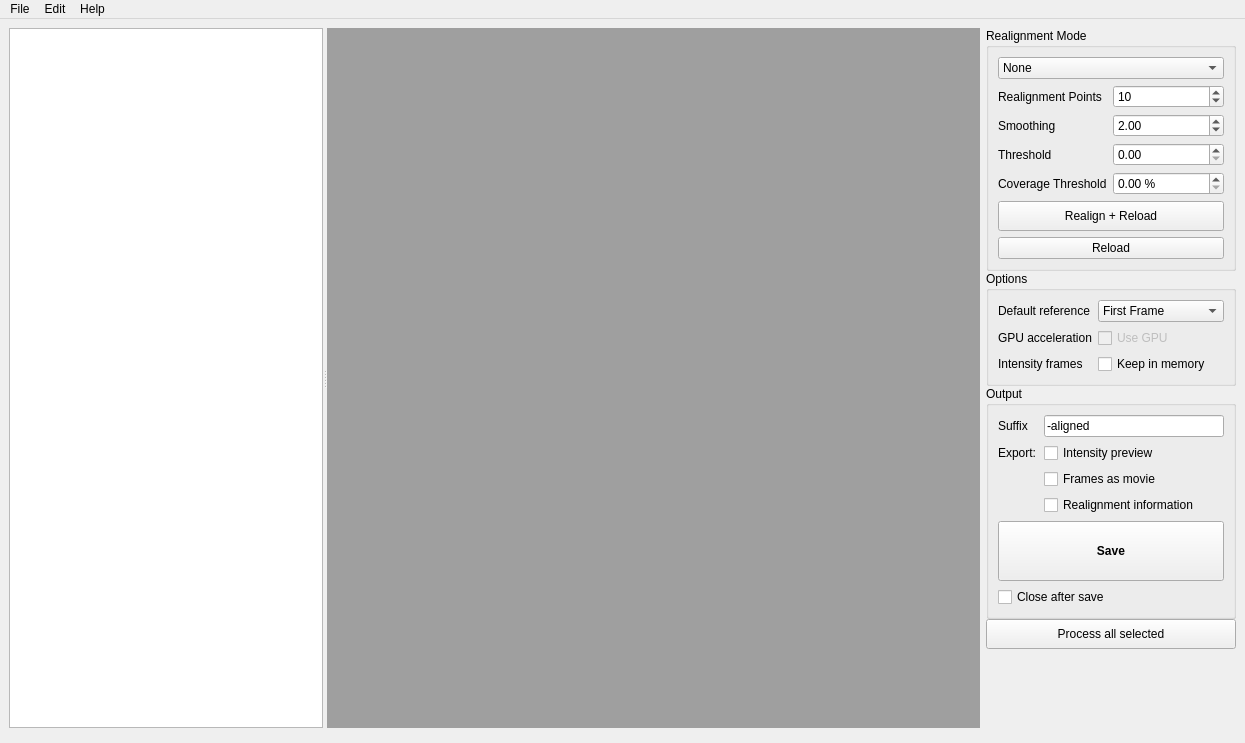
First picture: the form in Source/flim-ui/RealignmentStudio.ui, repository flimfit/Galene, before the edit.
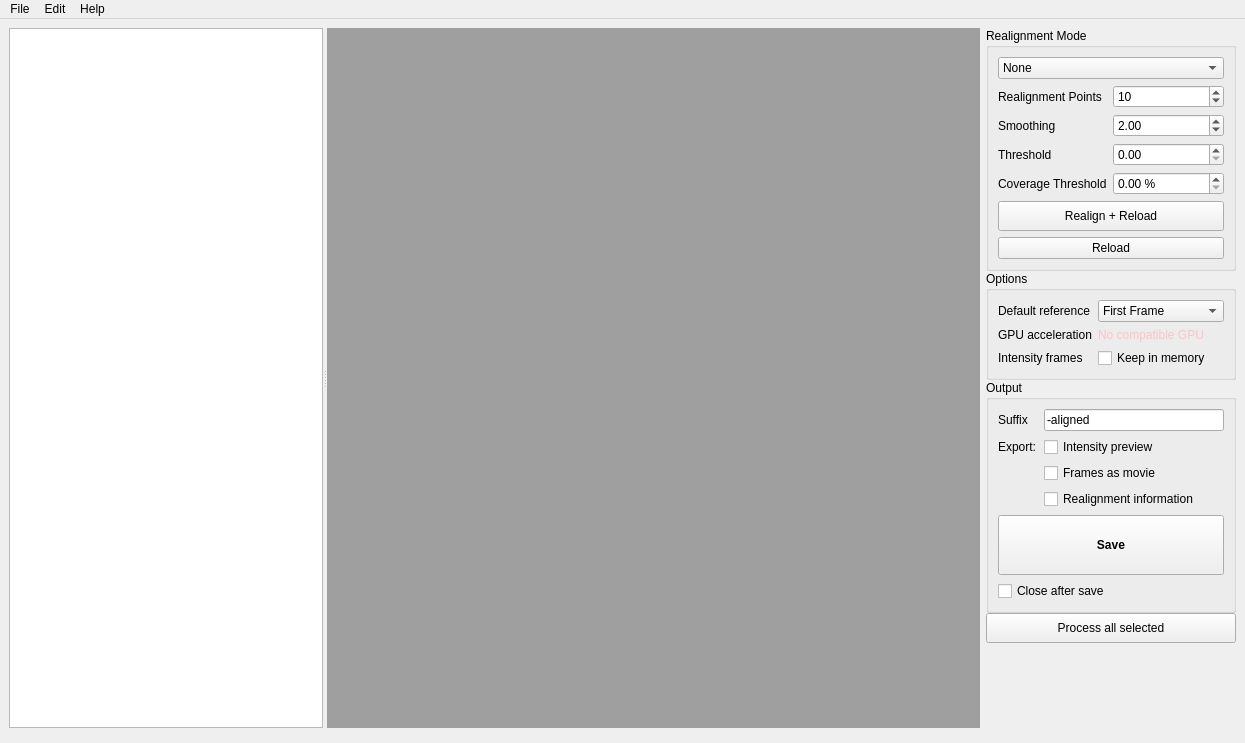
Second picture: the form after the edit. Custom widgets are drawn as their Qt base class.

Commit message: Provide more explicit feedback about GPU status Prompts user to download new driver if needed

Diff of the .ui file:
```diff
--- a/Source/flim-ui/RealignmentStudio.ui
+++ b/Source/flim-ui/RealignmentStudio.ui
@@ -409,13 +409,6 @@
              <string>Options</string>
             </property>
             <layout class="QFormLayout" name="formLayout">
-             <item row="0" column="0">
-              <widget class="QLabel" name="label_7">
-               <property name="text">
-                <string>Default reference</string>
-               </property>
-              </widget>
-             </item>
              <item row="0" column="1">
               <widget class="QComboBox" name="default_reference_combo">
                <property name="toolTip">
@@ -438,6 +431,13 @@
                </item>
               </widget>
              </item>
+             <item row="0" column="0">
+              <widget class="QLabel" name="label_7">
+               <property name="text">
+                <string>Default reference</string>
+               </property>
+              </widget>
+             </item>
              <item row="1" column="0">
               <widget class="QLabel" name="label_8">
                <property name="text">
@@ -446,29 +446,130 @@
               </widget>
              </item>
              <item row="1" column="1">
-              <widget class="QCheckBox" name="use_gpu_check">
-               <property name="enabled">
-                <bool>false</bool>
+              <widget class="QStackedWidget" name="gpu_stacked_widget">
+               <property name="currentIndex">
+                <number>0</number>
                </property>
-               <property name="toolTip">
-                <string>&lt;html&gt;&lt;head/&gt;&lt;body&gt;&lt;p&gt;Use GPU acceleration if available &lt;/p&gt;&lt;/body&gt;&lt;/html&gt;</string>
-               </property>
-               <property name="text">
-                <string>Use GPU</string>
-               </property>
-               <property name="checkable">
-                <bool>true</bool>
-               </property>
-               <property name="checked">
-                <bool>false</bool>
-               </property>
-              </widget>
-             </item>
-             <item row="2" column="0">
-              <widget class="QLabel" name="label_10">
-               <property name="text">
-                <string>Intensity frames</string>
-               </property>
+               <widget class="QWidget" name="page">
+                <layout class="QVBoxLayout" name="verticalLayout_6">
+                 <property name="spacing">
+                  <number>0</number>
+                 </property>
+                 <property name="leftMargin">
+                  <number>0</number>
+                 </property>
+                 <property name="topMargin">
+                  <number>0</number>
+                 </property>
+                 <property name="rightMargin">
+                  <number>0</number>
+                 </property>
+                 <property name="bottomMargin">
+                  <number>0</number>
+                 </property>
+                 <item>
+                  <widget class="QLabel" name="gpu_info_label">
+                   <property name="palette">
+                    <palette>
+                     <active>
+                      <colorrole role="WindowText">
+                       <brush brushstyle="SolidPattern">
+                        <color alpha="255">
+                         <red>255</red>
+                         <green>195</green>
+                         <blue>195</blue>
+                        </color>
+                       </brush>
+                      </colorrole>
+                      <colorrole role="Text">
+                       <brush brushstyle="SolidPattern">
+                        <color alpha="255">
+                         <red>0</red>
+                         <green>0</green>
+                         <blue>0</blue>
+                        </color>
+                       </brush>
+                      </colorrole>
+                     </active>
+                     <inactive>
+                      <colorrole role="WindowText">
+                       <brush brushstyle="SolidPattern">
+                        <color alpha="255">
+                         <red>255</red>
+                         <green>195</green>
+                         <blue>195</blue>
+                        </color>
+                       </brush>
+                      </colorrole>
+                      <colorrole role="Text">
+                       <brush brushstyle="SolidPattern">
+                        <color alpha="255">
+                         <red>0</red>
+                         <green>0</green>
+                         <blue>0</blue>
+                        </color>
+                       </brush>
+                      </colorrole>
+                     </inactive>
+                     <disabled>
+                      <colorrole role="WindowText">
+                       <brush brushstyle="SolidPattern">
+                        <color alpha="255">
+                         <red>120</red>
+                         <green>120</green>
+                         <blue>120</blue>
+                        </color>
+                       </brush>
+                      </colorrole>
+                      <colorrole role="Text">
+                       <brush brushstyle="SolidPattern">
+                        <color alpha="255">
+                         <red>120</red>
+                         <green>120</green>
+                         <blue>120</blue>
+                        </color>
+                       </brush>
+                      </colorrole>
+                     </disabled>
+                    </palette>
+                   </property>
+                   <property name="text">
+                    <string>No compatible GPU</string>
+                   </property>
+                   <property name="textFormat">
+                    <enum>Qt::PlainText</enum>
+                   </property>
+                  </widget>
+                 </item>
+                </layout>
+               </widget>
+               <widget class="QWidget" name="page_2">
+                <widget class="QCheckBox" name="use_gpu_check">
+                 <property name="enabled">
+                  <bool>false</bool>
+                 </property>
+                 <property name="geometry">
+                  <rect>
+                   <x>0</x>
+                   <y>0</y>
+                   <width>139</width>
+                   <height>17</height>
+                  </rect>
+                 </property>
+                 <property name="toolTip">
+                  <string>&lt;html&gt;&lt;head/&gt;&lt;body&gt;&lt;p&gt;Use GPU acceleration if available &lt;/p&gt;&lt;/body&gt;&lt;/html&gt;</string>
+                 </property>
+                 <property name="text">
+                  <string>Use GPU</string>
+                 </property>
+                 <property name="checkable">
+                  <bool>true</bool>
+                 </property>
+                 <property name="checked">
+                  <bool>false</bool>
+                 </property>
+                </widget>
+               </widget>
               </widget>
              </item>
              <item row="2" column="1">
@@ -481,6 +582,13 @@
                </property>
               </widget>
              </item>
+             <item row="2" column="0">
+              <widget class="QLabel" name="label_10">
+               <property name="text">
+                <string>Intensity frames</string>
+               </property>
+              </widget>
+             </item>
             </layout>
            </widget>
           </item>
```
The commit also changes 2 other files.
